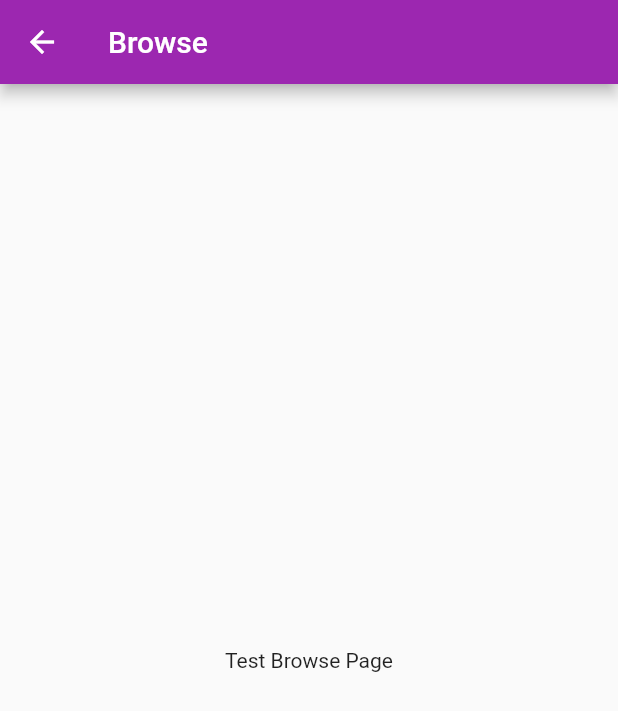
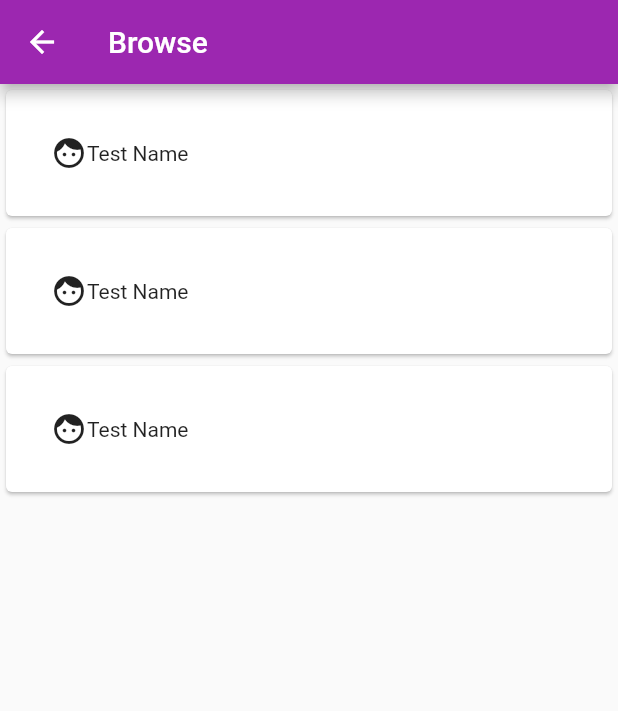
Before and after one commit to Nvor/MooMooBeenz, a Flutter app: the BrowsePage screen opened directly, on a phone screen of 412 x 824 dp. Shown: the top 711 px of the screen. Run offline on Flutter 3.47's test engine with Material 2 defaults, Android fonts, the phone set to English and light mode, and no system bars.

Commit message:
basic view user card

```diff
--- a/MooMooBeenz_App/lib/screens/browse.dart
+++ b/MooMooBeenz_App/lib/screens/browse.dart
@@ -1,3 +1,4 @@
+import 'package:MooMooBeenz_App/screens/view.dart';
 import 'package:flutter/material.dart';
 
 class BrowsePage extends StatefulWidget {
@@ -6,15 +7,48 @@
 }
 
 class _BrowsePageState extends State<BrowsePage> {
+  List userCards = new List.generate(20, (i) => UserCard()).toList();
+
   @override
   Widget build(BuildContext context) {
     return Scaffold(
       appBar: AppBar(
         title: Text("Browse")
       ),
-      body: Center(
-        child: Text("Test Browse Page")
+      body: Container(
+        child: ListView(
+          children: [
+            UserCard(),
+            UserCard(),
+            UserCard()
+          ]
+        )
       )
     );
   }
 }
+
+class UserCard extends StatelessWidget {
+  @override
+  Widget build(BuildContext context) {
+    return InkWell(
+      child: Card(
+        child: Padding(
+          padding: EdgeInsets.all(30.0),
+            child: Row(
+                children: <Widget>[
+                  Icon(Icons.face),
+                  Text("Test Name")
+                ]
+          )
+        ),
+      ),
+      onTap: () {
+        Navigator.push(
+          context,
+          MaterialPageRoute(builder: (context) => ViewPage())
+        );
+      }
+    );
+  }
+}
```
